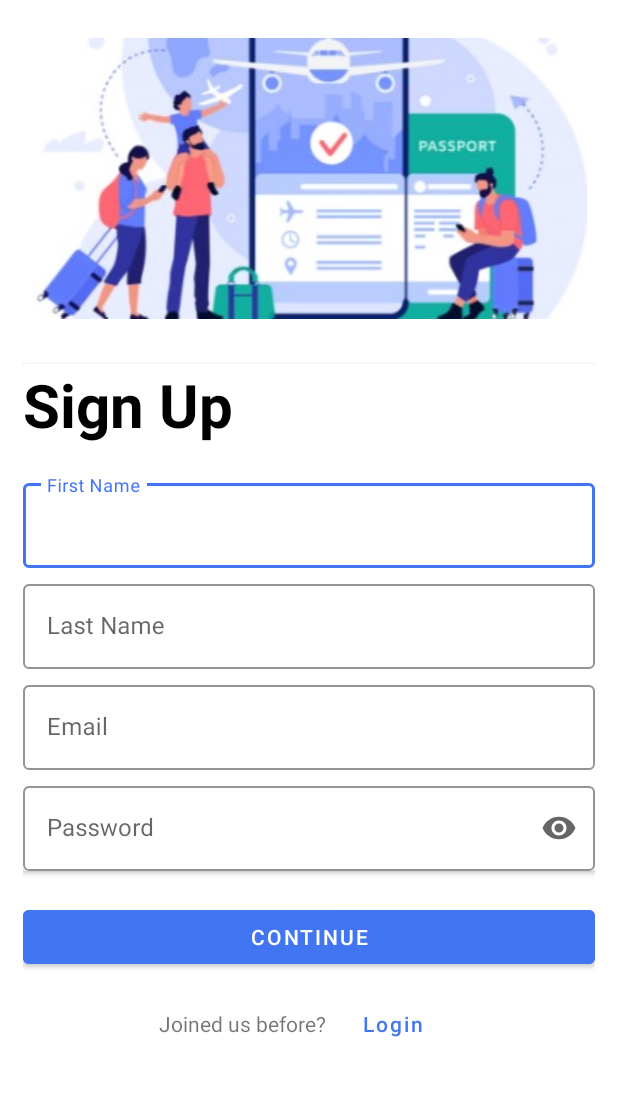
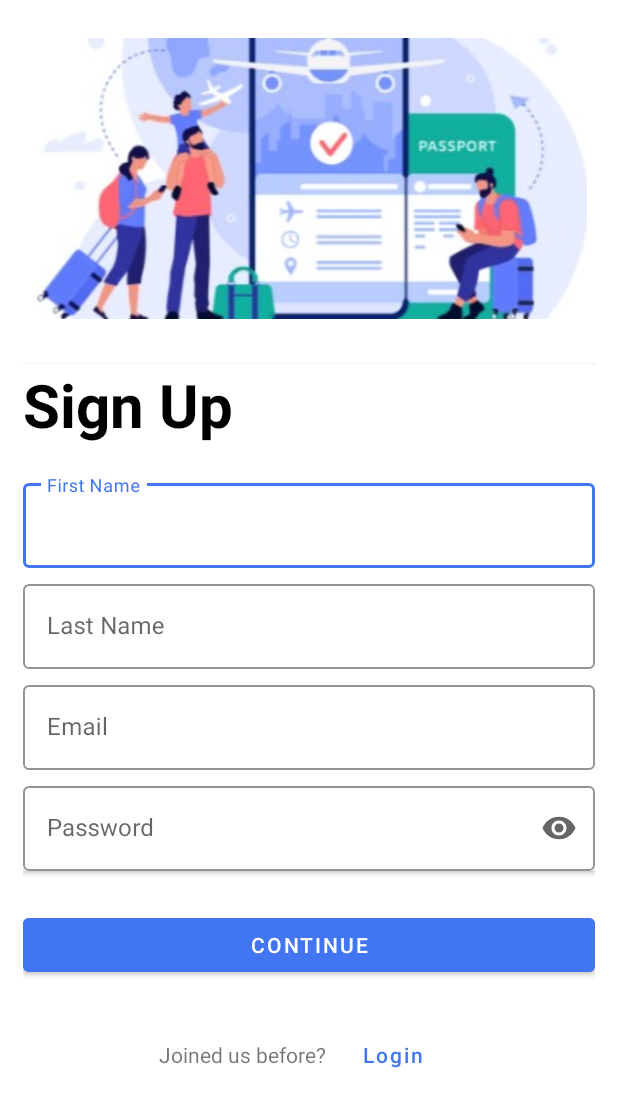
Before and after one commit to vishkalsi/TravelPal, an Android app: the layout activity_register_user.xml on its own in the app's theme, with its tools: preview values and no code run, on a phone screen of 412 x 824 dp. Shown: the top 1107 px of the screen. Run offline under Robolectric (Android 15) with nearby library versions, the phone set to English and light mode, and no system bars.

Commit message:
Sign Up Page Ui Completed And Working Properly

```diff
--- a/app/src/main/res/layout/activity_register_user.xml
+++ b/app/src/main/res/layout/activity_register_user.xml
@@ -128,7 +128,7 @@
                 android:id="@+id/reg_button"
                 android:layout_width="match_parent"
                 android:layout_height="wrap_content"
-                android:layout_marginTop="20dp"
+                android:layout_marginTop="25dp"
                 android:backgroundTint="@color/ButtonPrimaryColor"
                 android:text="@string/Signup_button"
                 />
@@ -137,9 +137,8 @@
             <LinearLayout
                 android:layout_width="match_parent"
                 android:layout_height="wrap_content"
-                android:layout_marginTop="10dp"
+                android:layout_marginTop="25dp"
                 android:layout_gravity="center_vertical"
-
                 android:gravity="center"
                 android:orientation="horizontal"
                 >
@@ -147,13 +146,13 @@
                 <TextView
                     android:layout_width="wrap_content"
                     android:layout_height="wrap_content"
-                    android:text="Joined us before?">
+                    android:text="@string/Joined_Signup">
                 </TextView>
                 <Button
                     android:id="@+id/textButn_login"
                     android:layout_width="wrap_content"
                     android:layout_height="wrap_content"
-                    android:text="Login"
+                    android:text="@string/Login"
                     android:textAllCaps="false"
                     android:textColor="@color/ButtonPrimaryColor"
                     style="@style/Widget.MaterialComponents.Button.TextButton"
--- a/app/src/main/res/values/strings.xml
+++ b/app/src/main/res/values/strings.xml
@@ -13,4 +13,6 @@
     <string name="password">Password</string>
     <string name="Signup_button">Continue</string>
     <string name="SignUp">Sign Up</string>
+    <string name="Joined_Signup">Joined us before?</string>
+    <string name="Login">Login</string>
 </resources>
```
Also changed, not shown: app/src/main/AndroidManifest.xml (+8 -5 lines).
